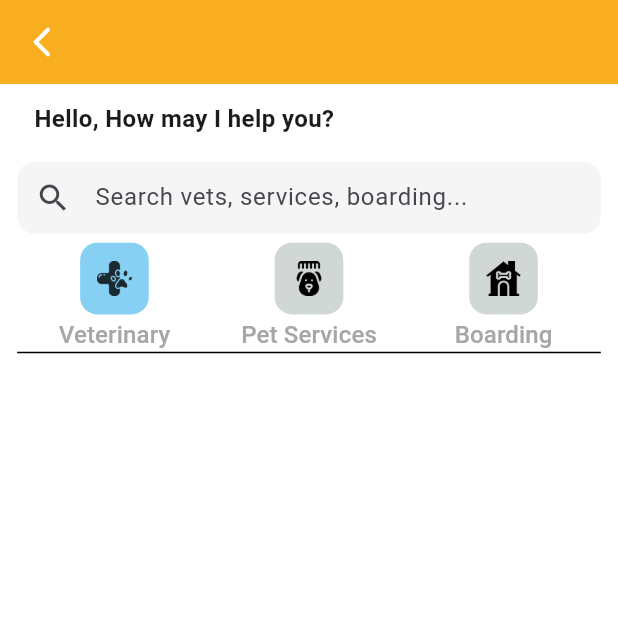
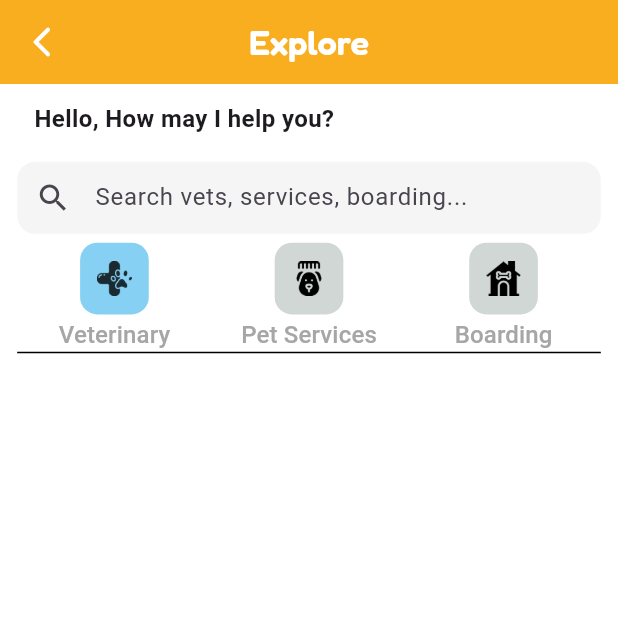
Before and after one commit to saurabhwagh124/pet_care_app, a Flutter app: the ExploreScreen screen opened directly, on a phone screen of 412 x 824 dp, the top half of it. Run offline on Flutter 3.47's test engine with Material 3 defaults, Android fonts, the phone set to English and light mode, and no system bars; our stand-ins replace awesome_notifications, custom_rating_bar, firebase_auth, firebase_core, firebase_messaging, flutter_rating_bar and 9 more; missing offline and left inert: razorpay_flutter; accounts and stored records are empty; network calls fail; project files that could hold a hidden picture were left out.

Commit message:
some fonts updated

```diff
--- a/lib/network/api_endpoints.dart
+++ b/lib/network/api_endpoints.dart
@@ -1,9 +1,9 @@
 class ApiEndpoints {
   // static String baseUrl =baseUrl
   //     "http://petcarebackend1-env.eba-pkcec8a7.ap-south-1.elasticbeanstalk.com:5000/public";
-  // static String baseUrl =
-  //     "https://pet-care-server-jar-v8.onrender.com/public";
-  static String baseUrl = "http://10.231.22.22:5000/public";
+  static String baseUrl =
+      "https://pet-care-server-jar-v8.onrender.com/public";
+  // static String baseUrl = "http://10.231.22.22:5000/public";
   static String loginUrl = "$baseUrl/login";
   static String registerUrl = "$baseUrl/register";
 
--- a/lib/view/user_views/explore_screen.dart
+++ b/lib/view/user_views/explore_screen.dart
@@ -1,6 +1,7 @@
 import 'package:flutter/material.dart';
 import 'package:flutter_screenutil/flutter_screenutil.dart';
 import 'package:get/get.dart';
+import 'package:google_fonts/google_fonts.dart';
 import 'package:pet_care_app/controller/vet_doc_controller.dart';
 import 'package:pet_care_app/utils/app_colors.dart';
 import 'package:pet_care_app/utils/app_images.dart';
@@ -49,6 +50,17 @@ class _ExploreScreenState extends State<ExploreScreen>
     return Scaffold(
       backgroundColor: AppColors.white,
       appBar: AppBar(
+        centerTitle: true,
+        title: Text(
+          "Explore",
+          style: GoogleFonts.fredoka(
+            textStyle: const TextStyle(
+              fontSize: 23,
+              fontWeight: FontWeight.w600,
+              color: Colors.white,
+            ),
+          ),
+        ),
         leading: IconButton(
           icon:
               const Icon(Icons.arrow_back_ios_new_rounded, color: Colors.white),
```
Also changed, not shown: lib/view/user_views/profile_screen.dart (+8 -2 lines), lib/widgets/product_card.dart (+7 -5 lines), 4 other files.
